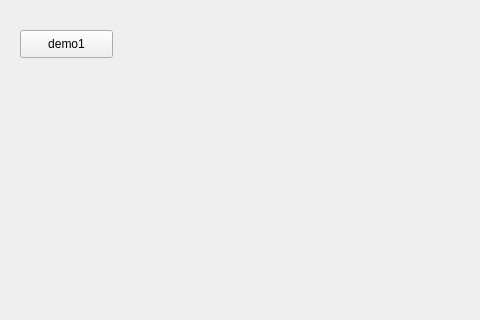
Old version of the form OpenCVDemo_with_Qt/mainwindow.ui in the repository littleHuixian/QtProject; both pictures show x 0 to 480 and y 0 to 320 of the 800 by 600 pixel window.
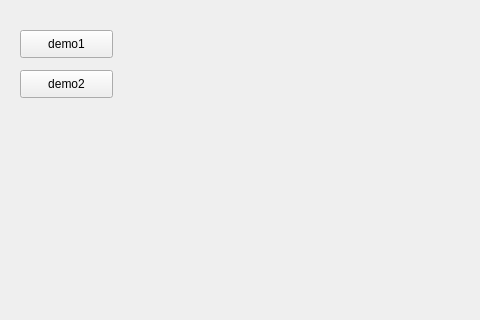
New version of the form.

```diff
--- a/OpenCVDemo_with_Qt/mainwindow.ui
+++ b/OpenCVDemo_with_Qt/mainwindow.ui
@@ -27,6 +27,19 @@
      <string>demo1</string>
     </property>
    </widget>
+   <widget class="QPushButton" name="btnDemo2">
+    <property name="geometry">
+     <rect>
+      <x>20</x>
+      <y>70</y>
+      <width>93</width>
+      <height>28</height>
+     </rect>
+    </property>
+    <property name="text">
+     <string>demo2</string>
+    </property>
+   </widget>
   </widget>
   <widget class="QMenuBar" name="menubar">
    <property name="geometry">
```
